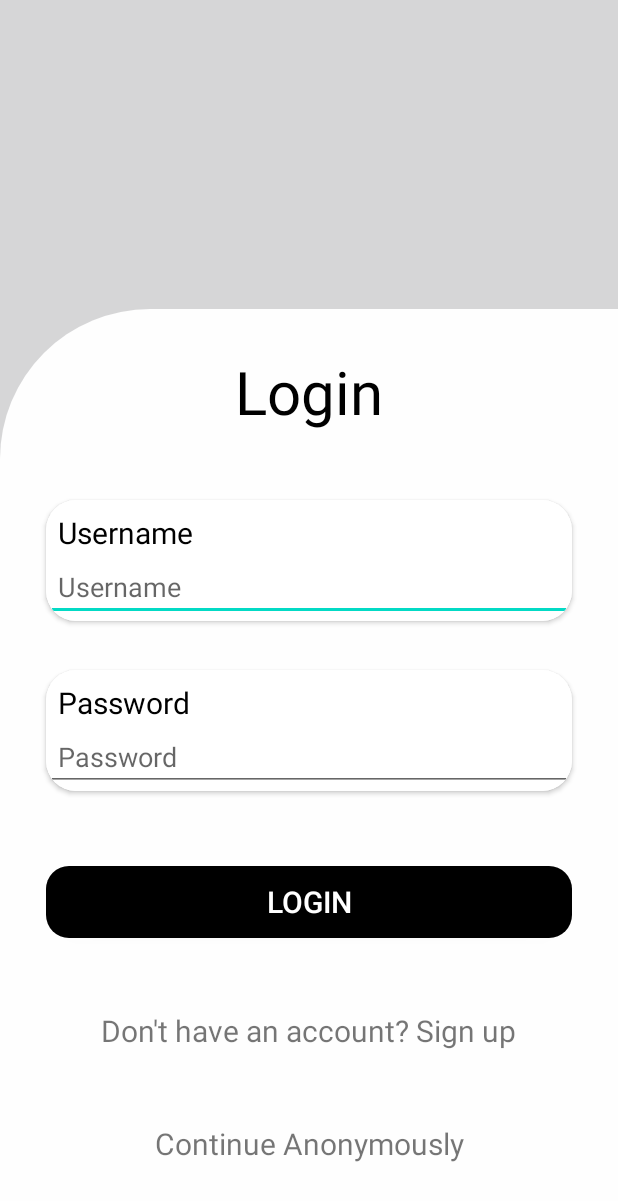
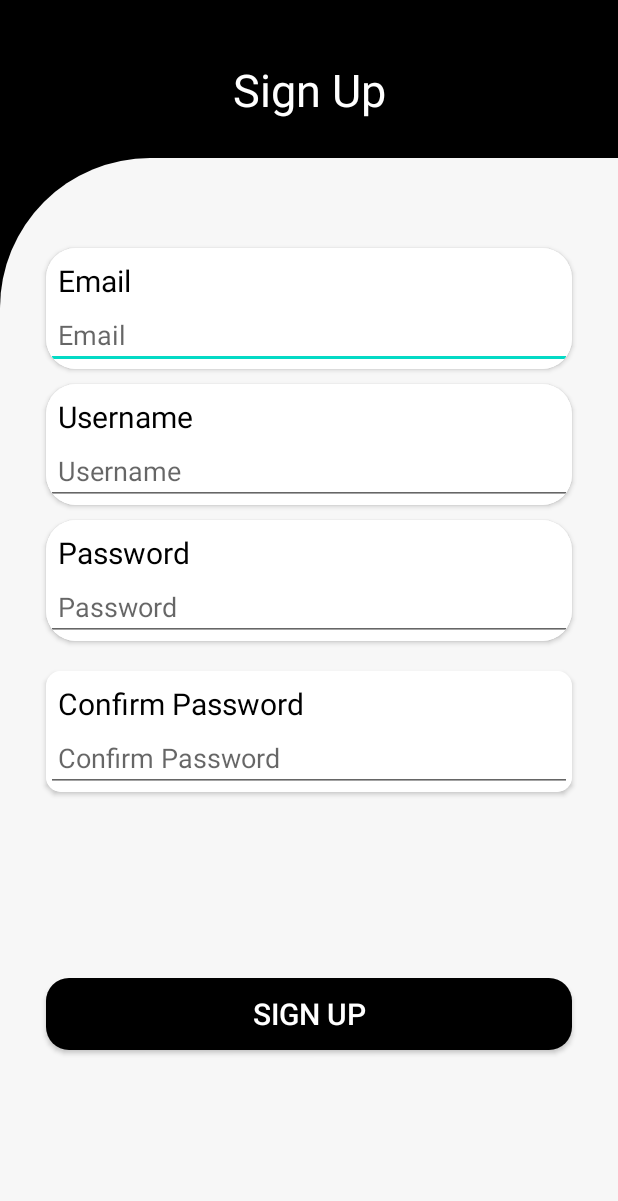
Before and after one commit to AhmedElqaffas/TheMoviesDatabase, an Android app: the layout activity_register.xml on its own in the app's theme, with its tools: preview values and no code run, on a phone screen of 412 x 824 dp. Shown: the top 1201 px of the screen. Run offline under Robolectric (Android 15) with nearby library versions, the phone set to English and light mode, and no system bars; Roboto replaces fonts that are not available here.

Commit message:
Added sign up screen

```diff
--- a/app/src/main/AndroidManifest.xml
+++ b/app/src/main/AndroidManifest.xml
@@ -11,7 +11,10 @@
         android:roundIcon="@mipmap/ic_launcher_round"
         android:supportsRtl="true"
         android:theme="@style/AppTheme">
-        <activity android:name=".login.LoginActivity" android:screenOrientation="portrait">
+        <activity android:name=".register.RegisterActivity" android:screenOrientation="portrait"></activity>
+        <activity
+            android:name=".login.LoginActivity"
+            android:screenOrientation="portrait">
             <intent-filter>
                 <action android:name="android.intent.action.MAIN" />
 
@@ -19,8 +22,7 @@
             </intent-filter>
         </activity>
         <activity android:name=".mediaDetails.MultimediaDetailsActivity" />
-        <activity android:name=".main.MainActivity">
-        </activity>
+        <activity android:name=".main.MainActivity"></activity>
 
         <meta-data
             android:name="preloaded_fonts"
--- a/app/src/main/java/com/example/tmdb/login/LoginActivity.kt
+++ b/app/src/main/java/com/example/tmdb/login/LoginActivity.kt
@@ -1,12 +1,24 @@
 package com.example.tmdb.login
 
+import android.content.Intent
 import androidx.appcompat.app.AppCompatActivity
 import android.os.Bundle
 import com.example.tmdb.R
+import com.example.tmdb.register.RegisterActivity
+import kotlinx.android.synthetic.main.activity_login.*
 
 class LoginActivity : AppCompatActivity() {
     override fun onCreate(savedInstanceState: Bundle?) {
         super.onCreate(savedInstanceState)
         setContentView(R.layout.activity_login)
+
+        setRegisterTextListener()
+    }
+
+    private fun setRegisterTextListener(){
+        noAccountText.setOnClickListener {
+            val intent = Intent(this, RegisterActivity::class.java)
+            startActivity(intent)
+        }
     }
 }
--- /dev/null
+++ b/app/src/main/java/com/example/tmdb/register/RegisterActivity.kt
@@ -0,0 +1,12 @@
+package com.example.tmdb.register
+
+import androidx.appcompat.app.AppCompatActivity
+import android.os.Bundle
+import com.example.tmdb.R
+
+class RegisterActivity : AppCompatActivity() {
+    override fun onCreate(savedInstanceState: Bundle?) {
+        super.onCreate(savedInstanceState)
+        setContentView(R.layout.activity_register)
+    }
+}
--- a/app/src/main/res/layout/activity_login.xml
+++ b/app/src/main/res/layout/activity_register.xml
@@ -4,47 +4,78 @@
     xmlns:tools="http://schemas.android.com/tools"
     android:layout_width="match_parent"
     android:layout_height="match_parent"
-    tools:context="com.example.tmdb.login.LoginActivity">
+    tools:context="com.example.tmdb.register.RegisterActivity"
+    android:background="#000000">
 
-    <ImageView
-        android:layout_width="match_parent"
-        android:layout_height="match_parent"
-        android:background="#000000"
-        android:src="@drawable/login_background"
-        android:scaleType="fitXY"/>
+    <TextView
+        android:id="@+id/signUpWord"
+        android:layout_width="wrap_content"
+        android:layout_height="wrap_content"
+        app:layout_constraintTop_toTopOf="parent"
+        app:layout_constraintLeft_toLeftOf="parent"
+        app:layout_constraintRight_toRightOf="parent"
+        app:layout_constraintBottom_toBottomOf="parent"
+        app:layout_constraintVertical_bias="0.05"
+        android:text="@string/sign_up"
+        android:textColor="#FFFFFF"
+        android:textSize="30sp"/>
 
     <androidx.constraintlayout.widget.ConstraintLayout
         android:layout_width="match_parent"
         android:layout_height="0dp"
+        app:layout_constraintTop_toBottomOf="@+id/signUpWord"
         app:layout_constraintBottom_toBottomOf="parent"
-        app:layout_constraintHeight_percent="0.75"
+        android:layout_marginTop="25dp"
         android:background="@drawable/bg_login_register">
-
-        <TextView
-            android:id="@+id/loginWord"
-            android:layout_width="wrap_content"
-            android:layout_height="wrap_content"
-            app:layout_constraintTop_toTopOf="parent"
-            app:layout_constraintLeft_toLeftOf="parent"
-            app:layout_constraintRight_toRightOf="parent"
-            app:layout_constraintBottom_toBottomOf="parent"
-            app:layout_constraintVertical_bias="0.05"
-            android:text="@string/login"
-            android:textColor="#000000"
-            android:textSize="40sp" />
 
         <androidx.cardview.widget.CardView
             android:id="@+id/emailCard"
             android:layout_width="0dp"
             android:layout_height="wrap_content"
-            app:layout_constraintTop_toBottomOf="@id/loginWord"
-            app:layout_constraintBottom_toBottomOf="parent"
+            app:layout_constraintTop_toTopOf="parent"
             app:layout_constraintLeft_toLeftOf="parent"
             app:layout_constraintRight_toRightOf="parent"
             app:layout_constraintWidth_percent="0.85"
-            app:layout_constraintVertical_bias="0.1"
+            android:layout_marginTop="60dp"
             app:cardCornerRadius="20dp"
-        >
+            >
+
+            <LinearLayout
+                android:layout_width="match_parent"
+                android:layout_height="wrap_content"
+                android:background="#FFFFFF"
+                android:orientation="vertical">
+
+                <TextView
+                    android:layout_width="wrap_content"
+                    android:layout_height="wrap_content"
+                    android:text="@string/email"
+                    android:textSize="20sp"
+                    android:textColor="#000000"
+                    android:paddingHorizontal="8dp"
+                    android:paddingTop="8dp"/>
+
+                <EditText
+                    android:id="@+id/emailEditText"
+                    android:layout_width="match_parent"
+                    android:layout_height="wrap_content"
+                    android:hint="@string/email"
+                    android:inputType="textEmailAddress"
+                    android:paddingHorizontal="8dp"/>
+            </LinearLayout>
+
+        </androidx.cardview.widget.CardView>
+
+        <androidx.cardview.widget.CardView
+            android:id="@+id/usernameCard"
+            android:layout_width="0dp"
+            android:layout_height="wrap_content"
+            app:layout_constraintTop_toBottomOf="@id/emailCard"
+            app:layout_constraintLeft_toLeftOf="parent"
+            app:layout_constraintRight_toRightOf="parent"
+            app:layout_constraintWidth_percent="0.85"
+            android:layout_marginTop="10dp"
+            app:cardCornerRadius="20dp">
 
             <LinearLayout
                 android:layout_width="match_parent"
@@ -62,7 +93,7 @@
                     android:paddingTop="8dp"/>
 
                 <EditText
-                    android:id="@+id/emailEditText"
+                    android:id="@+id/usernameEditText"
                     android:layout_width="match_parent"
                     android:layout_height="wrap_content"
                     android:hint="@string/username"
@@ -76,12 +107,11 @@
             android:id="@+id/passwordCard"
             android:layout_width="0dp"
             android:layout_height="wrap_content"
-            app:layout_constraintTop_toBottomOf="@id/emailCard"
-            app:layout_constraintBottom_toBottomOf="parent"
+            app:layout_constraintTop_toBottomOf="@id/usernameCard"
             app:layout_constraintLeft_toLeftOf="parent"
             app:layout_constraintRight_toRightOf="parent"
             app:layout_constraintWidth_percent="0.85"
-            app:layout_constraintVertical_bias="0.1"
+            android:layout_marginTop="10dp"
             app:cardCornerRadius="20dp">
 
             <LinearLayout
@@ -109,44 +139,57 @@
             </LinearLayout>
         </androidx.cardview.widget.CardView>
 
-        <Button
-            android:id="@+id/loginButton"
+        <androidx.cardview.widget.CardView
+            android:id="@+id/confirmPasswordCard"
             android:layout_width="0dp"
             android:layout_height="wrap_content"
             app:layout_constraintTop_toBottomOf="@id/passwordCard"
             app:layout_constraintLeft_toLeftOf="parent"
             app:layout_constraintRight_toRightOf="parent"
+            app:layout_constraintWidth_percent="0.85"
+            android:layout_marginTop="20dp"
+            app:cardCornerRadius="10dp">
+
+            <LinearLayout
+                android:layout_width="match_parent"
+                android:layout_height="wrap_content"
+                android:background="#FFFFFF"
+                android:orientation="vertical">
+
+                <TextView
+                    android:layout_width="wrap_content"
+                    android:layout_height="wrap_content"
+                    android:text="@string/confirm_password"
+                    android:textSize="20sp"
+                    android:textColor="#000000"
+                    android:paddingHorizontal="8dp"
+                    android:paddingTop="8dp"/>
+
+                <EditText
+                    android:id="@+id/confirmPasswordEditText"
+                    android:layout_width="match_parent"
+                    android:layout_height="wrap_content"
+                    android:hint="@string/confirm_password"
+                    android:inputType="textPassword"
+                    android:paddingHorizontal="8dp"/>
+            </LinearLayout>
+        </androidx.cardview.widget.CardView>
+
+        <Button
+            android:id="@+id/signUpButton"
+            android:layout_width="0dp"
+            android:layout_height="wrap_content"
+            app:layout_constraintTop_toBottomOf="@id/confirmPasswordCard"
+            app:layout_constraintLeft_toLeftOf="parent"
+            app:layout_constraintRight_toRightOf="parent"
             app:layout_constraintBottom_toBottomOf="parent"
             app:layout_constraintWidth_percent="0.85"
-            app:layout_constraintVertical_bias="0.2"
             android:background="@drawable/curved_button"
-            android:text="@string/login"
+            android:text="@string/sign_up"
             android:textColor="#FFFFFF"
             android:textSize="20sp"
             android:padding="10dp"/>
 
-        <TextView
-            android:id="@+id/noAccountText"
-            android:layout_width="wrap_content"
-            android:layout_height="wrap_content"
-            app:layout_constraintTop_toBottomOf="@id/loginButton"
-            app:layout_constraintBottom_toTopOf="@id/anonymouslyText"
-            app:layout_constraintLeft_toLeftOf="parent"
-            app:layout_constraintRight_toRightOf="parent"
-            android:text="@string/no_account"
-            android:textSize="20sp"/>
-
-        <TextView
-            android:id="@+id/anonymouslyText"
-            android:layout_width="wrap_content"
-            android:layout_height="wrap_content"
-            app:layout_constraintTop_toBottomOf="@id/noAccountText"
-            app:layout_constraintBottom_toBottomOf="parent"
-            app:layout_constraintLeft_toLeftOf="parent"
-            app:layout_constraintRight_toRightOf="parent"
-            android:text="@string/continue_anonymously"
-            android:textSize="20sp"/>
-
 
     </androidx.constraintlayout.widget.ConstraintLayout>
 </androidx.constraintlayout.widget.ConstraintLayout>
--- a/app/src/main/res/values/strings.xml
+++ b/app/src/main/res/values/strings.xml
@@ -10,7 +10,10 @@
     <string name="similar_shows">Similar Shows</string>
     <string name="login">Login</string>
     <string name="username">Username</string>
+    <string name="email">Email</string>
     <string name="password">Password</string>
+    <string name="confirm_password">Confirm Password</string>
     <string name="no_account">Don\'t have an account? Sign up</string>
     <string name="continue_anonymously">Continue Anonymously</string>
+    <string name="sign_up">Sign Up</string>
 </resources>
```
